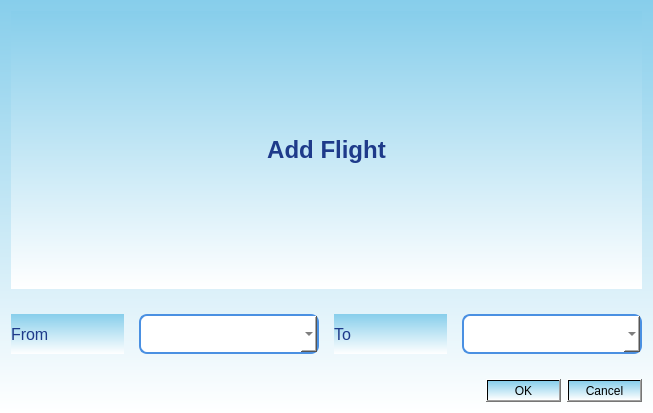
Above: addflight.ui from SherifHamdy23/Expedia_Cpp before the change. Below: the same form after it.
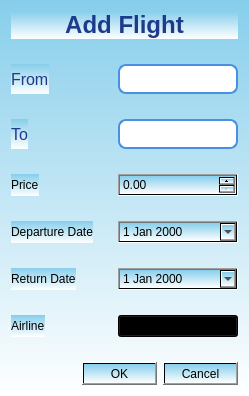
That is the form after the change. Icons and pictures are not drawn.

```diff
--- a/addflight.ui
+++ b/addflight.ui
@@ -2,14 +2,6 @@
 <ui version="4.0">
  <class>AddFlight</class>
  <widget class="QDialog" name="AddFlight">
-  <property name="geometry">
-   <rect>
-    <x>0</x>
-    <y>0</y>
-    <width>653</width>
-    <height>413</height>
-   </rect>
-  </property>
   <property name="windowTitle">
    <string>Add Flight</string>
   </property>
@@ -29,6 +21,7 @@
      <property name="font">
       <font>
        <pointsize>18</pointsize>
+       <weight>75</weight>
        <bold>true</bold>
       </font>
      </property>
@@ -44,11 +37,11 @@
     </widget>
    </item>
    <item>
-    <layout class="QHBoxLayout" name="horizontalLayout">
-     <property name="spacing">
-      <number>15</number>
+    <layout class="QFormLayout" name="formLayout">
+     <property name="labelAlignment">
+      <set>Qt::AlignLeading|Qt::AlignLeft|Qt::AlignVCenter</set>
      </property>
-     <item>
+     <item row="0" column="0">
       <widget class="QLabel" name="label_2">
        <property name="font">
         <font>
@@ -63,20 +56,14 @@
        </property>
       </widget>
      </item>
-     <item>
-      <widget class="QComboBox" name="comboBox">
-       <property name="minimumSize">
-        <size>
-         <width>180</width>
-         <height>40</height>
-        </size>
-       </property>
+     <item row="0" column="1">
+      <widget class="QLineEdit" name="fromInput">
        <property name="styleSheet">
-        <string>background-color: #FFFFFF; border: 2px solid #4A90E2; border-radius: 8px; padding: 5px; color: #333333;</string>
+        <string notr="true">background-color: #FFFFFF; border: 2px solid #4A90E2; border-radius: 8px; padding: 5px; color: #333333;</string>
        </property>
       </widget>
      </item>
-     <item>
+     <item row="1" column="0">
       <widget class="QLabel" name="label_3">
        <property name="font">
         <font>
@@ -91,19 +78,76 @@
        </property>
       </widget>
      </item>
-     <item>
-      <widget class="QComboBox" name="comboBox_2">
-       <property name="minimumSize">
-        <size>
-         <width>180</width>
-         <height>40</height>
-        </size>
-       </property>
+     <item row="1" column="1">
+      <widget class="QLineEdit" name="toInput">
        <property name="styleSheet">
-        <string>background-color: #FFFFFF; border: 2px solid #4A90E2; border-radius: 8px; padding: 5px; color: #333333;</string>
+        <string notr="true">background-color: #FFFFFF; border: 2px solid #4A90E2; border-radius: 8px; padding: 5px; color: #333333;</string>
        </property>
       </widget>
      </item>
+     <item row="2" column="0">
+      <widget class="QLabel" name="label_4">
+       <property name="text">
+        <string>Price</string>
+       </property>
+      </widget>
+     </item>
+     <item row="2" column="1">
+      <widget class="QDoubleSpinBox" name="priceInput">
+       <property name="value">
+        <double>0.0</double>
+       </property>
+      </widget>
+     </item>
+     <item row="3" column="0">
+      <widget class="QLabel" name="label_5">
+       <property name="text">
+        <string>Departure Date</string>
+       </property>
+      </widget>
+     </item>
+     <item row="3" column="1">
+      <widget class="QDateEdit" name="departureDateInput">
+       <property name="calendarPopup">
+        <bool>true</bool>
+       </property>
+      </widget>
+     </item>
+     <item row="4" column="0">
+      <widget class="QLabel" name="label_6">
+       <property name="text">
+        <string>Return Date</string>
+       </property>
+      </widget>
+     </item>
+     <item row="4" column="1">
+      <widget class="QDateEdit" name="returnDateInput">
+       <property name="calendarPopup">
+        <bool>true</bool>
+       </property>
+      </widget>
+     </item>
+     <item row="5" column="0">
+      <widget class="QLabel" name="label_7">
+       <property name="text">
+        <string>Airline</string>
+       </property>
+      </widget>
+     </item>
+     <item row="5" column="1">
+      <widget class="QComboBox" name="airlineCombo">
+       <item>
+        <property name="text">
+         <string>AirCanada</string>
+        </property>
+       </item>
+       <item>
+        <property name="text">
+         <string>TurkishAirlines</string>
+        </property>
+       </item>
+      </widget>
+     </item>
     </layout>
    </item>
    <item>
```
Left out of the diff: 72 changed lines with no effect on the pictures.
